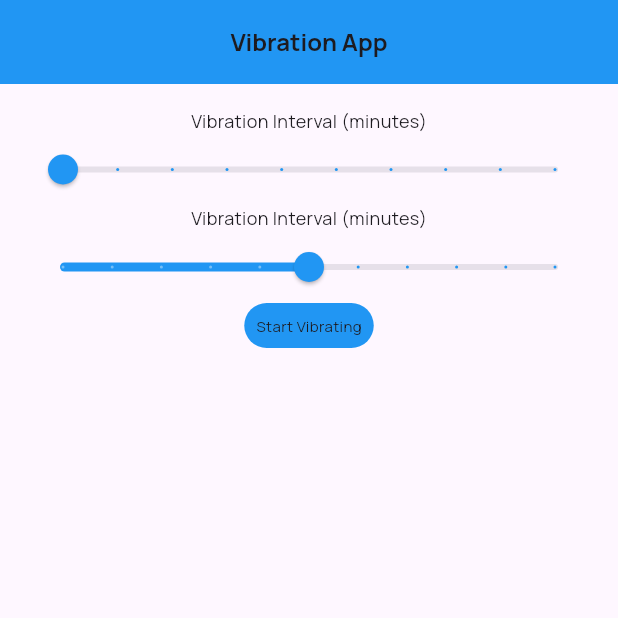
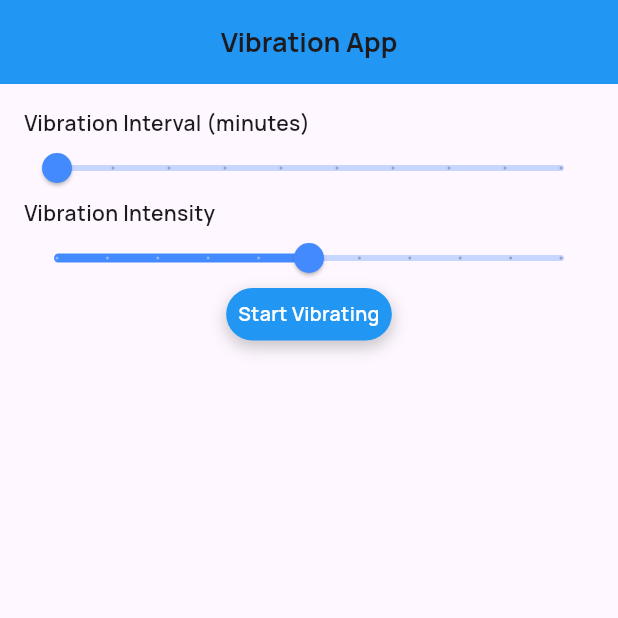
Before and after one commit to Meealley/vibration_alarm, a Flutter app: the screen it shows after launch, on a phone screen of 412 x 824 dp, the top half of it. Run offline on Flutter 3.47's test engine with Material 3 defaults, Android fonts, the phone set to English and light mode, and no system bars; our stand-ins replace google_fonts, vibration.

Commit message:
changed the button style

```diff
--- a/lib/presentation/vibration_screen.dart
+++ b/lib/presentation/vibration_screen.dart
@@ -53,7 +53,7 @@ class _VibrationScreenState extends State<VibrationScreen> {
           child: Text(
             'Vibration App',
             style: GoogleFonts.manrope(
-              fontSize: 16,
+              fontSize: 18,
               fontWeight: FontWeight.bold,
             ),
           ),
@@ -66,41 +66,28 @@ class _VibrationScreenState extends State<VibrationScreen> {
           child: Column(
             mainAxisAlignment: MainAxisAlignment.center,
             children: [
-              Text(
-                "Vibration Interval (minutes)",
-                style: GoogleFonts.manrope(fontSize: 12),
-              ),
-              Slider(
+              // Text(
+              //   "Vibration Interval (minutes)",
+              //   style: GoogleFonts.manrope(fontSize: 12),
+              // ),
+              _buildSlider(
+                title: 'Vibration Interval (minutes)',
                 value: interval.toDouble(),
                 min: 1,
                 max: 10,
                 divisions: 9,
-                label: "$interval min",
                 onChanged: _onIntervalChanged,
-                activeColor: Colors.blue,
+                label: '$interval min',
               ),
-              // Slider(value: interval.toDouble(), onChanged: onChanged)
-              Text(
-                "Vibration Interval (minutes)",
-                style: GoogleFonts.manrope(fontSize: 12),
+              _buildSlider(
+                title: 'Vibration Intensity',
+                value: intensity.toDouble(),
+                min: 0,
+                max: 255,
+                divisions: 10,
+                onChanged: _onIntensityChanged,
+                label: '$intensity',
               ),
-              GestureDetector(
-                onVerticalDragUpdate: (_) {},
-                child: Slider(
-                  value: intensity.toDouble(),
-                  min: 0,
-                  max: 255,
-                  divisions: 10,
-                  label: "$intensity",
-                  onChanged: _onIntensityChanged,
-                  activeColor: Colors.blue,
-                ),
-              ),
-
-              // SizedBox(
-              //   height: 7,
-              // ),
-
               WatchButton(
                 text: isVibrating ? "Stop Vibrating" : "Start Vibrating",
                 onTap: _toggleVibration,
@@ -114,4 +101,45 @@ class _VibrationScreenState extends State<VibrationScreen> {
       ),
     );
   }
+
+  Widget _buildSlider({
+    required String title,
+    required double value,
+    required double min,
+    required double max,
+    required int divisions,
+    required void Function(double) onChanged,
+    required String label,
+  }) {
+    return Column(
+      crossAxisAlignment: CrossAxisAlignment.start,
+      children: [
+        Text(
+          title,
+          style: GoogleFonts.manrope(
+            fontSize: 14,
+            fontWeight: FontWeight.w600,
+          ),
+        ),
+        SliderTheme(
+          data: SliderTheme.of(context).copyWith(
+            thumbShape: const RoundSliderThumbShape(enabledThumbRadius: 10.0),
+            overlayShape: const RoundSliderOverlayShape(overlayRadius: 20.0),
+            activeTrackColor: Colors.blueAccent,
+            inactiveTrackColor: Colors.blueAccent.withOpacity(0.3),
+            thumbColor: Colors.blueAccent,
+            valueIndicatorColor: Colors.blueAccent,
+          ),
+          child: Slider(
+            value: value,
+            min: min,
+            max: max,
+            divisions: divisions,
+            label: label,
+            onChanged: onChanged,
+          ),
+        ),
+      ],
+    );
+  }
 }
--- a/lib/util/button.dart
+++ b/lib/util/button.dart
@@ -16,10 +16,23 @@ class WatchButton extends StatelessWidget {
         decoration: BoxDecoration(
           color: Colors.blue,
           borderRadius: BorderRadius.circular(19),
+          boxShadow: [
+            BoxShadow(
+              color: Colors.black.withOpacity(0.2),
+              spreadRadius: 1,
+              blurRadius: 8,
+              offset: Offset(0, 4),
+            ),
+          ],
         ),
         child: Text(
           text,
-          style: GoogleFonts.manrope(fontSize: 10),
+          style: GoogleFonts.manrope(
+            fontSize: 13,
+            color: Colors.white,
+            fontWeight: FontWeight.w600,
+          ),
+          textAlign: TextAlign.center,
         ),
       ),
     );
```
Also changed, not shown: 1 other file.
